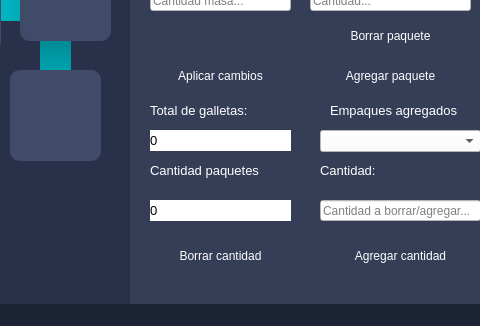
Old version of the form view/mainwindow.ui in the repository JuanVF/CookieMonsterFactory; both pictures show x 520 to 1000 and y 200 to 526 of the 1000 by 526 pixel window.
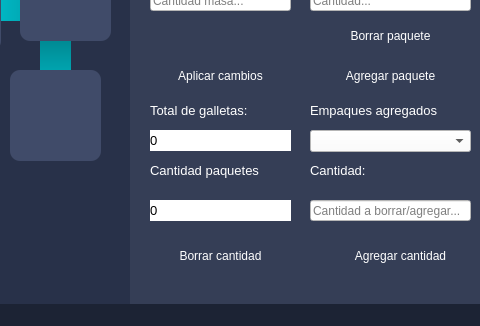
New version of the form. The open tabs and pages were chosen to show the change. Icons and pictures are not drawn.

Patch:
```diff
--- a/view/mainwindow.ui
+++ b/view/mainwindow.ui
@@ -939,7 +939,7 @@
       <widget class="QLabel" name="label_15">
        <property name="geometry">
         <rect>
-         <x>200</x>
+         <x>180</x>
          <y>270</y>
          <width>161</width>
          <height>21</height>
@@ -959,7 +959,7 @@
       <widget class="QComboBox" name="cbPlannerPacks">
        <property name="geometry">
         <rect>
-         <x>190</x>
+         <x>180</x>
          <y>300</y>
          <width>161</width>
          <height>22</height>
@@ -976,7 +976,7 @@
       <widget class="QLabel" name="label_16">
        <property name="geometry">
         <rect>
-         <x>190</x>
+         <x>180</x>
          <y>330</y>
          <width>161</width>
          <height>21</height>
@@ -996,7 +996,7 @@
       <widget class="QLineEdit" name="lePlannerDel">
        <property name="geometry">
         <rect>
-         <x>190</x>
+         <x>180</x>
          <y>370</y>
          <width>161</width>
          <height>21</height>
```
Left out of the diff: 4 changed lines with no effect on the pictures.
